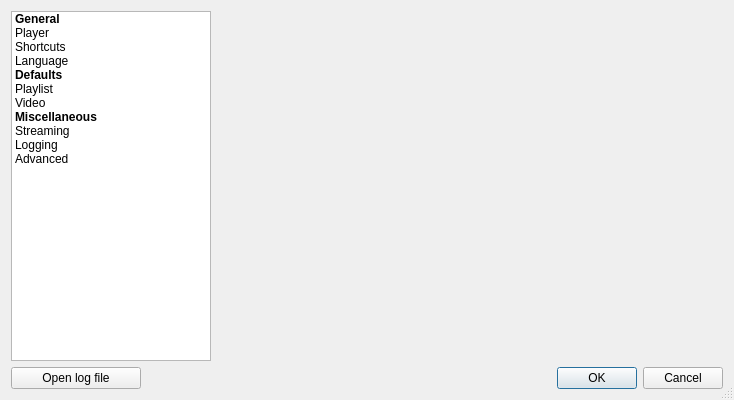
The window that resources/ui/settings_dialog.ui (vzhd1701/gridplayer) describes before a commit, drawn with Qt 5.
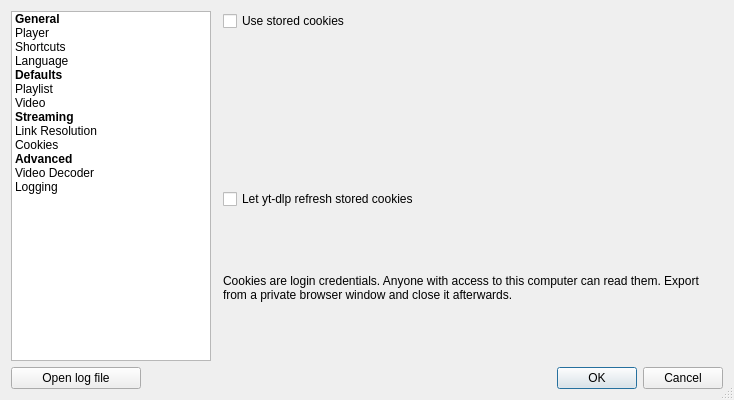
The same window after the commit. Custom widgets are drawn as their Qt base class.

Commit message: feat: add support for cookies to use with yt-dlp or streamlink

```diff
--- a/resources/ui/settings_dialog.ui
+++ b/resources/ui/settings_dialog.ui
@@ -85,33 +85,51 @@
          <string>Video</string>
         </property>
        </item>
-       <item>
-        <property name="text">
-         <string>Miscellaneous</string>
-        </property>
-        <property name="font">
-         <font>
-          <bold>true</bold>
-         </font>
-        </property>
-        <property name="flags">
-         <set>NoItemFlags</set>
-        </property>
-       </item>
        <item>
         <property name="text">
          <string>Streaming</string>
         </property>
+        <property name="font">
+         <font>
+          <bold>true</bold>
+         </font>
+        </property>
+        <property name="flags">
+         <set>NoItemFlags</set>
+        </property>
        </item>
        <item>
         <property name="text">
-         <string>Logging</string>
+         <string>Link Resolution</string>
+        </property>
+       </item>
+       <item>
+        <property name="text">
+         <string>Cookies</string>
         </property>
        </item>
        <item>
         <property name="text">
          <string>Advanced</string>
         </property>
+        <property name="font">
+         <font>
+          <bold>true</bold>
+         </font>
+        </property>
+        <property name="flags">
+         <set>NoItemFlags</set>
+        </property>
+       </item>
+       <item>
+        <property name="text">
+         <string>Video Decoder</string>
+        </property>
+       </item>
+       <item>
+        <property name="text">
+         <string>Logging</string>
+        </property>
        </item>
       </widget>
      </item>
@@ -347,8 +365,8 @@
          </item>
         </layout>
        </widget>
-       <widget class="QWidget" name="page_misc_streaming">
-        <layout class="QVBoxLayout" name="lay_page_general_streams">
+       <widget class="QWidget" name="page_streaming_resolution">
+        <layout class="QVBoxLayout" name="lay_page_streaming_resolution">
          <property name="leftMargin">
           <number>0</number>
          </property>
@@ -449,6 +467,55 @@
          </item>
         </layout>
        </widget>
+       <widget class="QWidget" name="page_streaming_cookies">
+        <layout class="QVBoxLayout" name="lay_page_streaming_cookies">
+         <property name="leftMargin">
+          <number>0</number>
+         </property>
+         <property name="topMargin">
+          <number>0</number>
+         </property>
+         <property name="rightMargin">
+          <number>0</number>
+         </property>
+         <property name="bottomMargin">
+          <number>0</number>
+         </property>
+         <item>
+          <widget class="QCheckBox" name="cookiesEnabled">
+           <property name="toolTip">
+            <string>Send the stored cookies when resolving and streaming links</string>
+           </property>
+           <property name="text">
+            <string>Use stored cookies</string>
+           </property>
+          </widget>
+         </item>
+         <item>
+          <widget class="CookieStoreList" name="cookiesList" native="true"/>
+         </item>
+         <item>
+          <widget class="QCheckBox" name="cookiesAllowUpdate">
+           <property name="toolTip">
+            <string>Sites hand out fresh cookies as you use them. Keeping those makes a stored login last longer, at the cost of rewriting the cookies file as you watch.</string>
+           </property>
+           <property name="text">
+            <string>Let yt-dlp refresh stored cookies</string>
+           </property>
+          </widget>
+         </item>
+         <item>
+          <widget class="QLabel" name="cookiesWarning">
+           <property name="text">
+            <string>Cookies are login credentials. Anyone with access to this computer can read them. Export from a private browser window and close it afterwards.</string>
+           </property>
+           <property name="wordWrap">
+            <bool>true</bool>
+           </property>
+          </widget>
+         </item>
+        </layout>
+       </widget>
        <widget class="PageScrollArea" name="page_defaults_playlist">
         <property name="frameShape">
          <enum>QFrame::NoFrame</enum>
@@ -475,8 +542,8 @@
         <widget class="QWidget" name="page_defaults_video_contents">
         </widget>
        </widget>
-       <widget class="QWidget" name="page_misc_advanced">
-        <layout class="QVBoxLayout" name="lay_page_misc_advanced">
+       <widget class="QWidget" name="page_advanced_decoder">
+        <layout class="QVBoxLayout" name="lay_page_advanced_decoder">
          <property name="leftMargin">
           <number>0</number>
          </property>
@@ -540,7 +607,7 @@
           <widget class="QLineEdit" name="miscVLCOptions"/>
          </item>
          <item>
-          <widget class="QLabel" name="section_misc">
+          <widget class="QLabel" name="section_experimental">
            <property name="font">
             <font>
              <bold>true</bold>
@@ -608,8 +675,8 @@
          </item>
         </layout>
        </widget>
-       <widget class="QWidget" name="page_misc_logging">
-        <layout class="QVBoxLayout" name="lay_page_misc_logging">
+       <widget class="QWidget" name="page_advanced_logging">
+        <layout class="QVBoxLayout" name="lay_page_advanced_logging">
          <property name="leftMargin">
           <number>0</number>
          </property>
@@ -775,6 +842,12 @@
    <header>gridplayer.widgets.keymap_tree_view</header>
    <container>1</container>
   </customwidget>
+  <customwidget>
+   <class>CookieStoreList</class>
+   <extends>QWidget</extends>
+   <header>gridplayer.widgets.cookie_store_list</header>
+   <container>1</container>
+  </customwidget>
   <customwidget>
    <class>CurrentPageStackedWidget</class>
    <extends>QStackedWidget</extends>
```
The commit also changes 14 other files.
